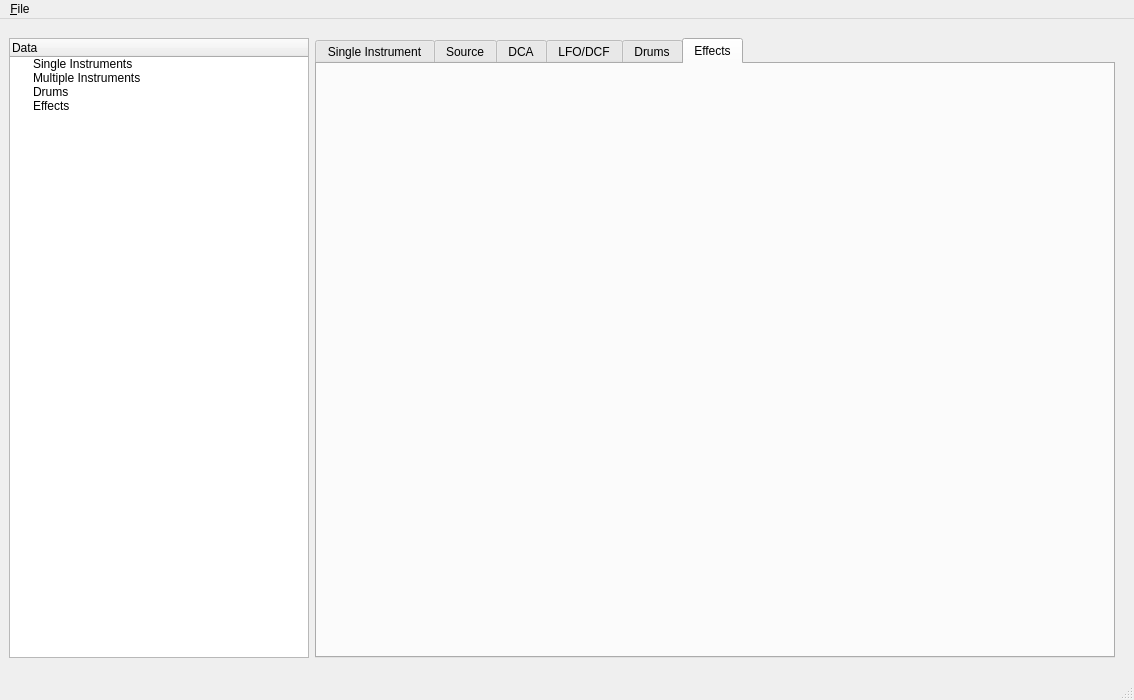
Before: the Qt Designer form kawai_app/form.ui in ocordes/kawai-k4, drawn with Qt 5.
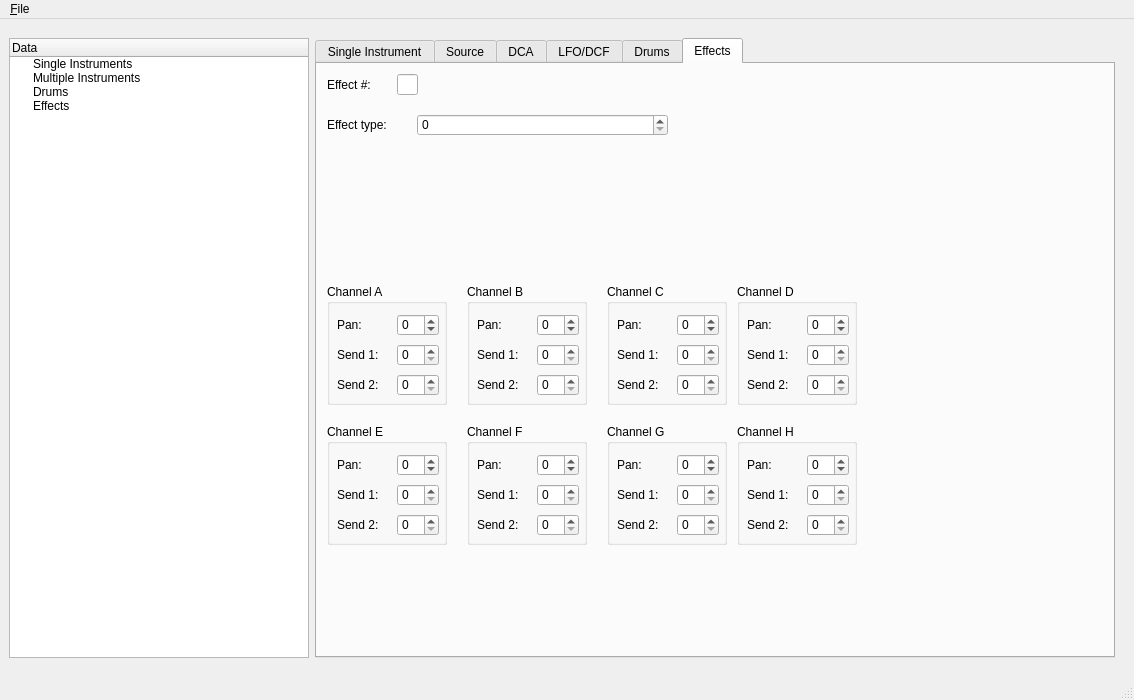
After: the same form once the commit is applied. Custom widgets are drawn as their Qt base class.

Commit message: - add effect widgets

```diff
--- a/kawai_app/form.ui
+++ b/kawai_app/form.ui
@@ -4106,6 +4106,765 @@
          <attribute name="title">
           <string>Effects</string>
          </attribute>
+         <widget class="QLabel" name="label_119">
+          <property name="geometry">
+           <rect>
+            <x>10</x>
+            <y>10</y>
+            <width>58</width>
+            <height>21</height>
+           </rect>
+          </property>
+          <property name="text">
+           <string>Effect #:</string>
+          </property>
+         </widget>
+         <widget class="QLineEdit" name="eff_number">
+          <property name="enabled">
+           <bool>true</bool>
+          </property>
+          <property name="geometry">
+           <rect>
+            <x>80</x>
+            <y>10</y>
+            <width>21</width>
+            <height>21</height>
+           </rect>
+          </property>
+          <property name="readOnly">
+           <bool>true</bool>
+          </property>
+         </widget>
+         <widget class="QGroupBox" name="groupBox_14">
+          <property name="geometry">
+           <rect>
+            <x>10</x>
+            <y>220</y>
+            <width>120</width>
+            <height>121</height>
+           </rect>
+          </property>
+          <property name="title">
+           <string>Channel A</string>
+          </property>
+          <widget class="QLabel" name="label_120">
+           <property name="geometry">
+            <rect>
+             <x>10</x>
+             <y>30</y>
+             <width>51</width>
+             <height>22</height>
+            </rect>
+           </property>
+           <property name="text">
+            <string>Pan:</string>
+           </property>
+          </widget>
+          <widget class="QSpinBox" name="eff_pan_a">
+           <property name="geometry">
+            <rect>
+             <x>70</x>
+             <y>30</y>
+             <width>42</width>
+             <height>22</height>
+            </rect>
+           </property>
+           <property name="minimum">
+            <number>-7</number>
+           </property>
+           <property name="maximum">
+            <number>7</number>
+           </property>
+          </widget>
+          <widget class="QLabel" name="label_121">
+           <property name="geometry">
+            <rect>
+             <x>10</x>
+             <y>60</y>
+             <width>58</width>
+             <height>22</height>
+            </rect>
+           </property>
+           <property name="text">
+            <string>Send 1:</string>
+           </property>
+          </widget>
+          <widget class="QLabel" name="label_122">
+           <property name="geometry">
+            <rect>
+             <x>10</x>
+             <y>90</y>
+             <width>51</width>
+             <height>22</height>
+            </rect>
+           </property>
+           <property name="text">
+            <string>Send 2:</string>
+           </property>
+          </widget>
+          <widget class="QSpinBox" name="eff_send1_a">
+           <property name="geometry">
+            <rect>
+             <x>70</x>
+             <y>60</y>
+             <width>42</width>
+             <height>22</height>
+            </rect>
+           </property>
+          </widget>
+          <widget class="QSpinBox" name="eff_send2_a">
+           <property name="geometry">
+            <rect>
+             <x>70</x>
+             <y>90</y>
+             <width>42</width>
+             <height>22</height>
+            </rect>
+           </property>
+          </widget>
+         </widget>
+         <widget class="QGroupBox" name="groupBox_15">
+          <property name="geometry">
+           <rect>
+            <x>150</x>
+            <y>220</y>
+            <width>120</width>
+            <height>121</height>
+           </rect>
+          </property>
+          <property name="title">
+           <string>Channel B</string>
+          </property>
+          <widget class="QLabel" name="label_123">
+           <property name="geometry">
+            <rect>
+             <x>10</x>
+             <y>30</y>
+             <width>51</width>
+             <height>22</height>
+            </rect>
+           </property>
+           <property name="text">
+            <string>Pan:</string>
+           </property>
+          </widget>
+          <widget class="QSpinBox" name="eff_pan_b">
+           <property name="geometry">
+            <rect>
+             <x>70</x>
+             <y>30</y>
+             <width>42</width>
+             <height>22</height>
+            </rect>
+           </property>
+           <property name="minimum">
+            <number>-7</number>
+           </property>
+           <property name="maximum">
+            <number>7</number>
+           </property>
+          </widget>
+          <widget class="QLabel" name="label_124">
+           <property name="geometry">
+            <rect>
+             <x>10</x>
+             <y>60</y>
+             <width>58</width>
+             <height>22</height>
+            </rect>
+           </property>
+           <property name="text">
+            <string>Send 1:</string>
+           </property>
+          </widget>
+          <widget class="QLabel" name="label_125">
+           <property name="geometry">
+            <rect>
+             <x>10</x>
+             <y>90</y>
+             <width>51</width>
+             <height>22</height>
+            </rect>
+           </property>
+           <property name="text">
+            <string>Send 2:</string>
+           </property>
+          </widget>
+          <widget class="QSpinBox" name="eff_send1_b">
+           <property name="geometry">
+            <rect>
+             <x>70</x>
+             <y>60</y>
+             <width>42</width>
+             <height>22</height>
+            </rect>
+           </property>
+          </widget>
+          <widget class="QSpinBox" name="eff_send2_b">
+           <property name="geometry">
+            <rect>
+             <x>70</x>
+             <y>90</y>
+             <width>42</width>
+             <height>22</height>
+            </rect>
+           </property>
+          </widget>
+         </widget>
+         <widget class="QGroupBox" name="groupBox_16">
+          <property name="geometry">
+           <rect>
+            <x>290</x>
+            <y>220</y>
+            <width>120</width>
+            <height>121</height>
+           </rect>
+          </property>
+          <property name="title">
+           <string>Channel C</string>
+          </property>
+          <widget class="QLabel" name="label_126">
+           <property name="geometry">
+            <rect>
+             <x>10</x>
+             <y>30</y>
+             <width>51</width>
+             <height>22</height>
+            </rect>
+           </property>
+           <property name="text">
+            <string>Pan:</string>
+           </property>
+          </widget>
+          <widget class="QSpinBox" name="eff_pan_c">
+           <property name="geometry">
+            <rect>
+             <x>70</x>
+             <y>30</y>
+             <width>42</width>
+             <height>22</height>
+            </rect>
+           </property>
+           <property name="minimum">
+            <number>-7</number>
+           </property>
+           <property name="maximum">
+            <number>7</number>
+           </property>
+          </widget>
+          <widget class="QLabel" name="label_127">
+           <property name="geometry">
+            <rect>
+             <x>10</x>
+             <y>60</y>
+             <width>58</width>
+             <height>22</height>
+            </rect>
+           </property>
+           <property name="text">
+            <string>Send 1:</string>
+           </property>
+          </widget>
+          <widget class="QLabel" name="label_128">
+           <property name="geometry">
+            <rect>
+             <x>10</x>
+             <y>90</y>
+             <width>51</width>
+             <height>22</height>
+            </rect>
+           </property>
+           <property name="text">
+            <string>Send 2:</string>
+           </property>
+          </widget>
+          <widget class="QSpinBox" name="eff_send1_c">
+           <property name="geometry">
+            <rect>
+             <x>70</x>
+             <y>60</y>
+             <width>42</width>
+             <height>22</height>
+            </rect>
+           </property>
+          </widget>
+          <widget class="QSpinBox" name="eff_send2_c">
+           <property name="geometry">
+            <rect>
+             <x>70</x>
+             <y>90</y>
+             <width>42</width>
+             <height>22</height>
+            </rect>
+           </property>
+          </widget>
+         </widget>
+         <widget class="QGroupBox" name="groupBox_17">
+          <property name="geometry">
+           <rect>
+            <x>420</x>
+            <y>220</y>
+            <width>120</width>
+            <height>121</height>
+           </rect>
+          </property>
+          <property name="title">
+           <string>Channel D</string>
+          </property>
+          <widget class="QLabel" name="label_129">
+           <property name="geometry">
+            <rect>
+             <x>10</x>
+             <y>30</y>
+             <width>51</width>
+             <height>22</height>
+            </rect>
+           </property>
+           <property name="text">
+            <string>Pan:</string>
+           </property>
+          </widget>
+          <widget class="QSpinBox" name="eff_pan_d">
+           <property name="geometry">
+            <rect>
+             <x>70</x>
+             <y>30</y>
+             <width>42</width>
+             <height>22</height>
+            </rect>
+           </property>
+           <property name="minimum">
+            <number>-7</number>
+           </property>
+           <property name="maximum">
+            <number>7</number>
+           </property>
+          </widget>
+          <widget class="QLabel" name="label_130">
+           <property name="geometry">
+            <rect>
+             <x>10</x>
+             <y>60</y>
+             <width>58</width>
+             <height>22</height>
+            </rect>
+           </property>
+           <property name="text">
+            <string>Send 1:</string>
+           </property>
+          </widget>
+          <widget class="QLabel" name="label_131">
+           <property name="geometry">
+            <rect>
+             <x>10</x>
+             <y>90</y>
+             <width>51</width>
+             <height>22</height>
+            </rect>
+           </property>
+           <property name="text">
+            <string>Send 2:</string>
+           </property>
+          </widget>
+          <widget class="QSpinBox" name="eff_send1_d">
+           <property name="geometry">
+            <rect>
+             <x>70</x>
+             <y>60</y>
+             <width>42</width>
+             <height>22</height>
+            </rect>
+           </property>
+          </widget>
+          <widget class="QSpinBox" name="eff_send2_d">
+           <property name="geometry">
+            <rect>
+             <x>70</x>
+             <y>90</y>
+             <width>42</width>
+             <height>22</height>
+            </rect>
+           </property>
+          </widget>
+         </widget>
+         <widget class="QGroupBox" name="groupBox_18">
+          <property name="geometry">
+           <rect>
+            <x>10</x>
+            <y>360</y>
+            <width>120</width>
+            <height>121</height>
+           </rect>
+          </property>
+          <property name="title">
+           <string>Channel E</string>
+          </property>
+          <widget class="QLabel" name="label_132">
+           <property name="geometry">
+            <rect>
+             <x>10</x>
+             <y>30</y>
+             <width>51</width>
+             <height>22</height>
+            </rect>
+           </property>
+           <property name="text">
+            <string>Pan:</string>
+           </property>
+          </widget>
+          <widget class="QSpinBox" name="eff_pan_e">
+           <property name="geometry">
+            <rect>
+             <x>70</x>
+             <y>30</y>
+             <width>42</width>
+             <height>22</height>
+            </rect>
+           </property>
+           <property name="minimum">
+            <number>-7</number>
+           </property>
+           <property name="maximum">
+            <number>7</number>
+           </property>
+          </widget>
+          <widget class="QLabel" name="label_133">
+           <property name="geometry">
+            <rect>
+             <x>10</x>
+             <y>60</y>
+             <width>58</width>
+             <height>22</height>
+            </rect>
+           </property>
+           <property name="text">
+            <string>Send 1:</string>
+           </property>
+          </widget>
+          <widget class="QLabel" name="label_134">
+           <property name="geometry">
+            <rect>
+             <x>10</x>
+             <y>90</y>
+             <width>51</width>
+             <height>22</height>
+            </rect>
+           </property>
+           <property name="text">
+            <string>Send 2:</string>
+           </property>
+          </widget>
+          <widget class="QSpinBox" name="eff_send1_e">
+           <property name="geometry">
+            <rect>
+             <x>70</x>
+             <y>60</y>
+             <width>42</width>
+             <height>22</height>
+            </rect>
+           </property>
+          </widget>
+          <widget class="QSpinBox" name="eff_send2_e">
+           <property name="geometry">
+            <rect>
+             <x>70</x>
+             <y>90</y>
+             <width>42</width>
+             <height>22</height>
+            </rect>
+           </property>
+          </widget>
+         </widget>
+         <widget class="QGroupBox" name="groupBox_19">
+          <property name="geometry">
+           <rect>
+            <x>150</x>
+            <y>360</y>
+            <width>120</width>
+            <height>121</height>
+           </rect>
+          </property>
+          <property name="title">
+           <string>Channel F</string>
+          </property>
+          <widget class="QLabel" name="label_135">
+           <property name="geometry">
+            <rect>
+             <x>10</x>
+             <y>30</y>
+             <width>51</width>
+             <height>22</height>
+            </rect>
+           </property>
+           <property name="text">
+            <string>Pan:</string>
+           </property>
+          </widget>
+          <widget class="QSpinBox" name="eff_pan_f">
+           <property name="geometry">
+            <rect>
+             <x>70</x>
+             <y>30</y>
+             <width>42</width>
+             <height>22</height>
+            </rect>
+           </property>
+           <property name="minimum">
+            <number>-7</number>
+           </property>
+           <property name="maximum">
+            <number>7</number>
+           </property>
+          </widget>
+          <widget class="QLabel" name="label_136">
+           <property name="geometry">
+            <rect>
+             <x>10</x>
+             <y>60</y>
+             <width>58</width>
+             <height>22</height>
+            </rect>
+           </property>
+           <property name="text">
+            <string>Send 1:</string>
+           </property>
+          </widget>
+          <widget class="QLabel" name="label_137">
+           <property name="geometry">
+            <rect>
+             <x>10</x>
+             <y>90</y>
+             <width>51</width>
+             <height>22</height>
+            </rect>
+           </property>
+           <property name="text">
+            <string>Send 2:</string>
+           </property>
+          </widget>
+          <widget class="QSpinBox" name="eff_send1_f">
+           <property name="geometry">
+            <rect>
+             <x>70</x>
+             <y>60</y>
+             <width>42</width>
+             <height>22</height>
+            </rect>
+           </property>
+          </widget>
+          <widget class="QSpinBox" name="eff_send2_f">
+           <property name="geometry">
+            <rect>
+             <x>70</x>
+             <y>90</y>
+             <width>42</width>
+             <height>22</height>
+            </rect>
+           </property>
+          </widget>
+         </widget>
+         <widget class="QGroupBox" name="groupBox_20">
+          <property name="geometry">
+           <rect>
+            <x>290</x>
+            <y>360</y>
+            <width>120</width>
+            <height>121</height>
+           </rect>
+          </property>
+          <property name="title">
+           <string>Channel G</string>
+          </property>
+          <widget class="QLabel" name="label_138">
+           <property name="geometry">
+            <rect>
+             <x>10</x>
+             <y>30</y>
+             <width>51</width>
+             <height>22</height>
+            </rect>
+           </property>
+           <property name="text">
+            <string>Pan:</string>
+           </property>
+          </widget>
+          <widget class="QSpinBox" name="eff_pan_g">
+           <property name="geometry">
+            <rect>
+             <x>70</x>
+             <y>30</y>
+             <width>42</width>
+             <height>22</height>
+            </rect>
+           </property>
+           <property name="minimum">
+            <number>-7</number>
+           </property>
+           <property name="maximum">
+            <number>7</number>
+           </property>
+          </widget>
+          <widget class="QLabel" name="label_139">
+           <property name="geometry">
+            <rect>
+             <x>10</x>
+             <y>60</y>
+             <width>58</width>
+             <height>22</height>
+            </rect>
+           </property>
+           <property name="text">
+            <string>Send 1:</string>
+           </property>
+          </widget>
+          <widget class="QLabel" name="label_140">
+           <property name="geometry">
+            <rect>
+             <x>10</x>
+             <y>90</y>
+             <width>51</width>
+             <height>22</height>
+            </rect>
+           </property>
+           <property name="text">
+            <string>Send 2:</string>
+           </property>
+          </widget>
+          <widget class="QSpinBox" name="eff_send1_g">
+           <property name="geometry">
+            <rect>
+             <x>70</x>
+             <y>60</y>
+             <width>42</width>
+             <height>22</height>
+            </rect>
+           </property>
+          </widget>
+          <widget class="QSpinBox" name="eff_send2_g">
+           <property name="geometry">
+            <rect>
+             <x>70</x>
+             <y>90</y>
+             <width>42</width>
+             <height>22</height>
+            </rect>
+           </property>
+          </widget>
+         </widget>
+         <widget class="QGroupBox" name="groupBox_21">
+          <property name="geometry">
+           <rect>
+            <x>420</x>
+            <y>360</y>
+            <width>120</width>
+            <height>121</height>
+           </rect>
+          </property>
+          <property name="title">
+           <string>Channel H</string>
+          </property>
+          <widget class="QLabel" name="label_141">
+           <property name="geometry">
+            <rect>
+             <x>10</x>
+             <y>30</y>
+             <width>51</width>
+             <height>22</height>
+            </rect>
+           </property>
+           <property name="text">
+            <string>Pan:</string>
+           </property>
+          </widget>
+          <widget class="QSpinBox" name="eff_pan_h">
+           <property name="geometry">
+            <rect>
+             <x>70</x>
+             <y>30</y>
+             <width>42</width>
+             <height>22</height>
+            </rect>
+           </property>
+           <property name="minimum">
+            <number>-7</number>
+           </property>
+           <property name="maximum">
+            <number>7</number>
+           </property>
+          </widget>
+          <widget class="QLabel" name="label_142">
+           <property name="geometry">
+            <rect>
+             <x>10</x>
+             <y>60</y>
+             <width>58</width>
+             <height>22</height>
+            </rect>
+           </property>
+           <property name="text">
+            <string>Send 1:</string>
+           </property>
+          </widget>
+          <widget class="QLabel" name="label_143">
+           <property name="geometry">
+            <rect>
+             <x>10</x>
+             <y>90</y>
+             <width>51</width>
+             <height>22</height>
+            </rect>
+           </property>
+           <property name="text">
+            <string>Send 2:</string>
+           </property>
+          </widget>
+          <widget class="QSpinBox" name="eff_send1_h">
+           <property name="geometry">
+            <rect>
+             <x>70</x>
+             <y>60</y>
+             <width>42</width>
+             <height>22</height>
+            </rect>
+           </property>
+          </widget>
+          <widget class="QSpinBox" name="eff_send2_h">
+           <property name="geometry">
+            <rect>
+             <x>70</x>
+             <y>90</y>
+             <width>42</width>
+             <height>22</height>
+            </rect>
+           </property>
+          </widget>
+         </widget>
+         <widget class="QLabel" name="label_144">
+          <property name="geometry">
+           <rect>
+            <x>10</x>
+            <y>50</y>
+            <width>71</width>
+            <height>22</height>
+           </rect>
+          </property>
+          <property name="text">
+           <string>Effect type:</string>
+          </property>
+         </widget>
+         <widget class="QSpinBoxEffect" name="eff_type">
+          <property name="geometry">
+           <rect>
+            <x>100</x>
+            <y>50</y>
+            <width>251</width>
+            <height>22</height>
+           </rect>
+          </property>
+          <property name="maximum">
+           <number>15</number>
+          </property>
+         </widget>
         </widget>
        </widget>
       </item>
@@ -4185,6 +4944,11 @@
    <extends>QSpinBox</extends>
    <header>qtaddons/qspinboxwave.h</header>
   </customwidget>
+  <customwidget>
+   <class>QSpinBoxEffect</class>
+   <extends>QSpinBox</extends>
+   <header>qtaddons/qspinboxeffect.h</header>
+  </customwidget>
  </customwidgets>
  <resources/>
  <connections/>
```
The commit also changes 4 other files.
